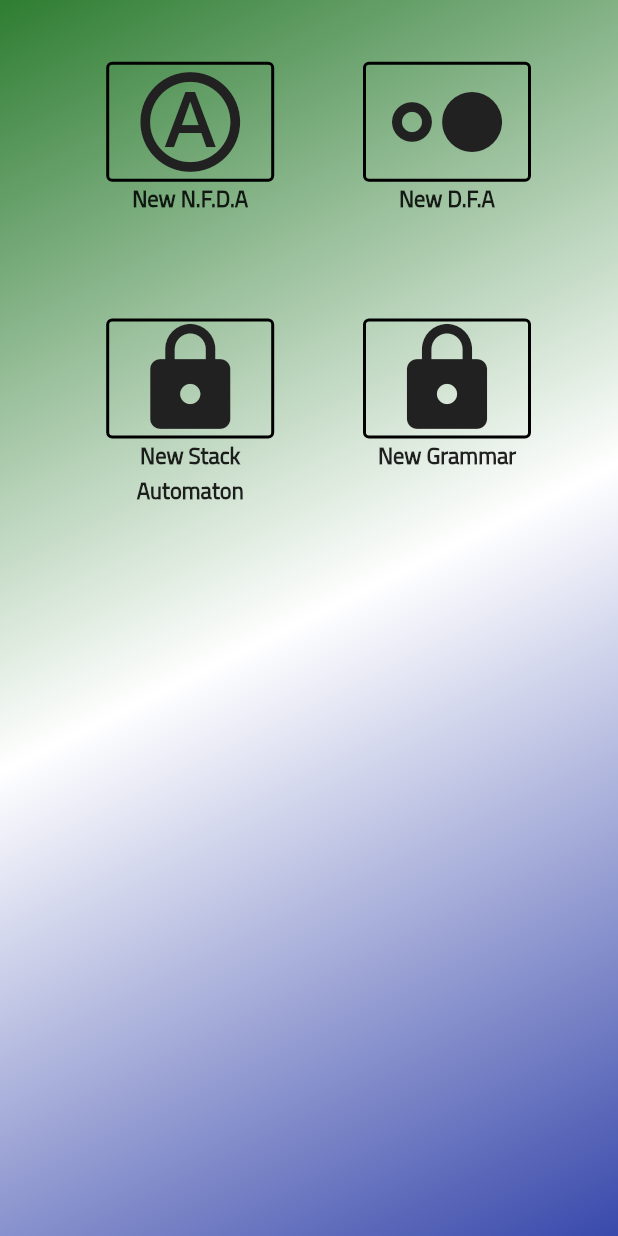
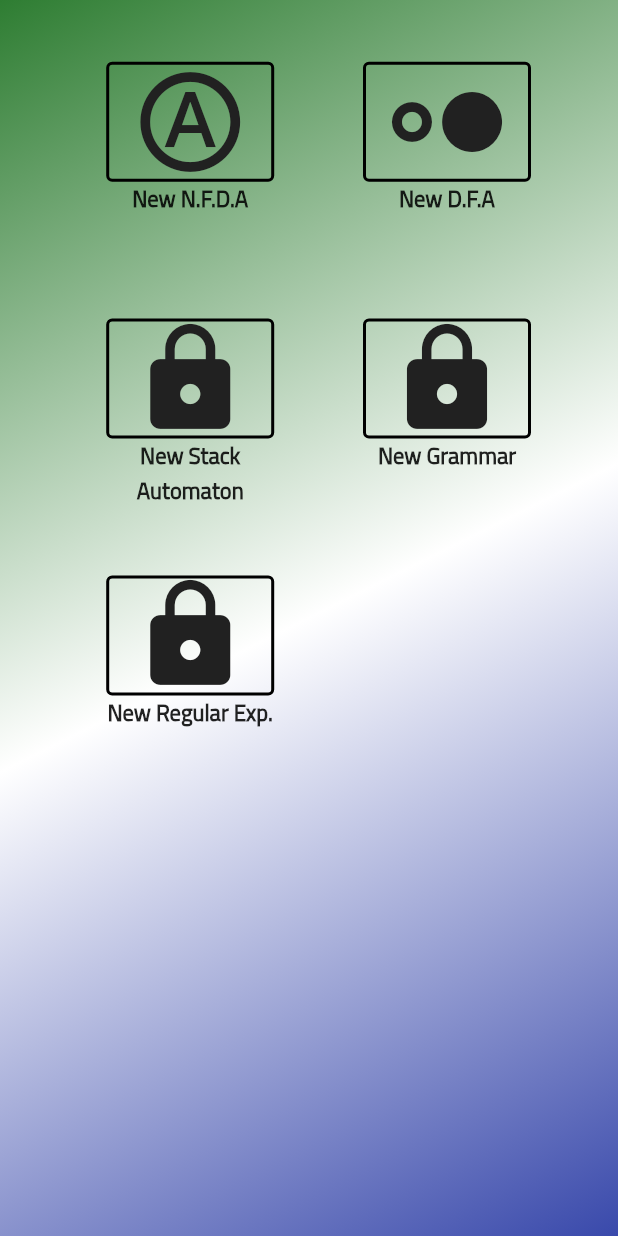
Before and after one commit to marceloarauj/AutomatonStudio, a Flutter app: the ProjectsView screen opened by its route, on a phone screen of 412 x 824 dp. Run offline on Flutter 3.47's test engine with Material 2 defaults, Android fonts, the phone set to English and light mode, and no system bars; our stand-ins replace shared_preferences; missing offline and left inert: arrow_path, country_icons; accounts and stored records are empty.

```diff
--- a/lib/FDA/Fda.View.dart
+++ b/lib/FDA/Fda.View.dart
@@ -5,6 +5,7 @@ import 'package:estudio_automato/components/ExecutionModal.dart';
 import 'package:estudio_automato/components/MapScreen.dart';
 import 'package:estudio_automato/components/ToolElement.dart';
 import 'package:estudio_automato/components/Tools.dart';
+import 'package:estudio_automato/components/Transition.dart';
 import 'package:flutter/material.dart';
 import 'package:flutter/services.dart';
 class FdaView extends StatefulWidget {
@@ -76,7 +77,7 @@ class _FdaViewState extends State<FdaView> {
     //Transitions
     for(int x = 0; x < rules.transitionList.length; x++){
       children.add(CustomPaint(
-        painter: rules.transitionList[x],
+        painter: TransitionView(transition: rules.transitionList[x]),
       ));
     }
 
--- a/lib/FDA/StateOptions.dart
+++ b/lib/FDA/StateOptions.dart
@@ -52,7 +52,7 @@ class _StateOptionsState extends State<StateOptions> {
                         }),
                     Text("Final",
                         style:
-                            TextStyle(fontSize: 22, fontFamily: "Tittilium")),
+                            TextStyle(fontSize: 22, fontFamily: "Tittilium"))
                   ]),
                   Row(children: [
                     Container(
@@ -63,7 +63,7 @@ class _StateOptionsState extends State<StateOptions> {
                                 Icon(Icons.delete,color: Colors.red),
                                 Text(Language.delete,
                                     style: TextStyle(color: Colors.black,
-                                        fontSize: 22, fontFamily: "Tittilium"))
+                                        fontSize: 20, fontFamily: "Tittilium"))
                               ],
                             ),
                             onPressed: ()  {
--- a/lib/configurations/Language.dart
+++ b/lib/configurations/Language.dart
@@ -19,6 +19,7 @@ class Language {
   static String success = "Success";
   static String rejected = "Rejected";
   static String waiting = "Waiting";
+  static String regularExp = "New Regular Exp.";
 
   //alerts
   static String alertGrammar = "Grammar unavaible";
@@ -50,6 +51,7 @@ class Language {
         rejected = "Rejeitado";
         waiting = "Aguardando";
         delete = "Excluir";
+        regularExp = "Nova Exp. Regular";
 
         Language.selectedIcon =  Image.asset('icons/flags/png/br.png', package: 'country_icons');
         selected = LanguageEnum.Portuguese;
@@ -73,6 +75,7 @@ class Language {
         rejected = "Rejected";
         waiting = "Waiting";
         delete = "Delete";
+        regularExp = "New Regular Exp.";
 
         selectedIcon =  Image.asset('icons/flags/png/gb.png', package: 'country_icons');
         selected = LanguageEnum.English;
--- a/lib/project/Projects.View.dart
+++ b/lib/project/Projects.View.dart
@@ -35,7 +35,8 @@ class _ProjectsViewState extends State<ProjectsView> {
                 Colors.white,
                 Colors.indigo.shade600
               ])),
-          child: Column(children: [
+          child: MediaQuery.of(context).orientation != Orientation.portrait ? Container():
+          Column(children: [
             Alert(show:_rules.showAlert
                   ,text: _rules.text
                   ,type: AlertType.Info
@@ -87,6 +88,20 @@ class _ProjectsViewState extends State<ProjectsView> {
                           label: Language.grammar,
                         )
                       ])),
+                ])),
+            Padding(
+                padding: EdgeInsets.only(top: fivePercent()),
+                child: Row(children: [
+                  Padding(
+                      padding: EdgeInsets.only(left: fivePercent() * 1.5),
+                      child: MenuButton(
+                        icon: Icons.lock,
+                        fx: () =>{setState(()=>{
+                          _rules.showAlert = true,
+                          _rules.text = Language.alertStackAutomaton
+                        })},
+                        label: Language.regularExp,
+                      ))
                 ]))
           ])),
     ));
```
Also changed, not shown: lib/FDA/Fda.Rules.dart (+5 -3 lines), lib/components/Transition.dart (+41 -14 lines).
